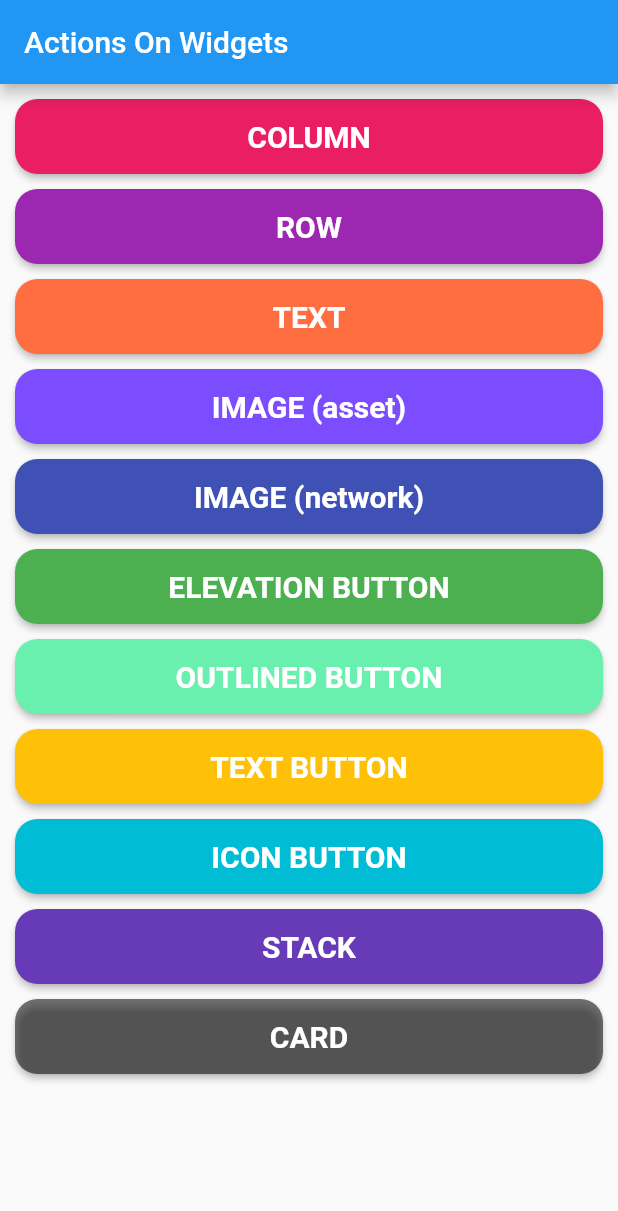
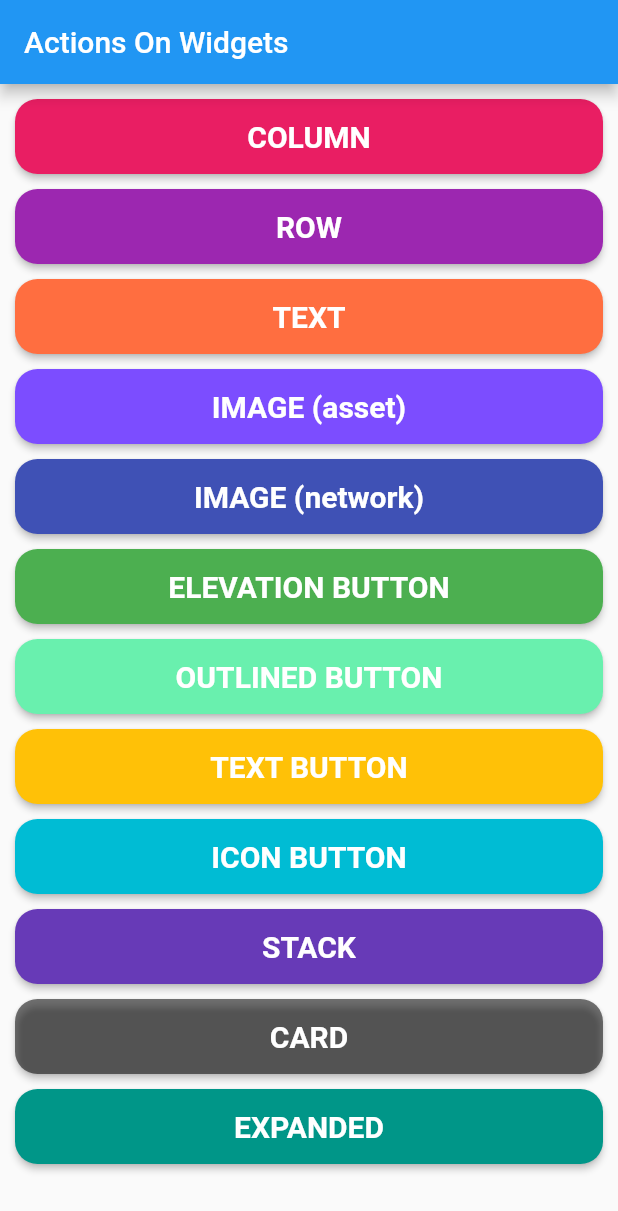
Before and after one commit to xurshidd977977/widget_gallery, a Flutter app: the screen it shows after launch, on a phone screen of 412 x 824 dp. Shown: the top 1211 px of the screen. Run offline on Flutter 3.47's test engine with Material 2 defaults, Android fonts, the phone set to English and light mode, and no system bars.

Commit message:
add expanded widget

```diff
--- a/lib/homePage.dart
+++ b/lib/homePage.dart
@@ -2,6 +2,7 @@ import 'package:flutter/material.dart';
 import 'package:widget_gallery/widgets_screen/card.dart';
 import 'package:widget_gallery/widgets_screen/column.dart';
 import 'package:widget_gallery/widgets_screen/elevationButton.dart';
+import 'package:widget_gallery/widgets_screen/expanded.dart';
 import 'package:widget_gallery/widgets_screen/iconButton.dart';
 import 'package:widget_gallery/widgets_screen/image.dart';
 import 'package:widget_gallery/widgets_screen/outlinedButton.dart';
@@ -208,15 +209,16 @@ class HomePage extends StatelessWidget {
                 height: 50,
                 child: ElevatedButton(
                   onPressed: () {
-                    Navigator.push(context, MaterialPageRoute(builder: (context) => StackPage()));
+                    Navigator.push(context,
+                        MaterialPageRoute(builder: (context) => StackPage()));
                   },
                   style: ElevatedButton.styleFrom(
                       primary: Colors.deepPurple,
                       shape: RoundedRectangleBorder(
                         borderRadius: BorderRadius.circular(15),
                       ),
-                      textStyle:
-                          const TextStyle(fontSize: 20, fontWeight: FontWeight.bold)),
+                      textStyle: const TextStyle(
+                          fontSize: 20, fontWeight: FontWeight.bold)),
                   child: const Text("STACK"),
                 ),
               ),
@@ -226,16 +228,38 @@ class HomePage extends StatelessWidget {
                 height: 50,
                 child: ElevatedButton(
                   onPressed: () {
-                    Navigator.push(context, MaterialPageRoute(builder: (context) => CardPage()));
+                    Navigator.push(context,
+                        MaterialPageRoute(builder: (context) => CardPage()));
                   },
                   style: ElevatedButton.styleFrom(
                       primary: Colors.black54,
                       shape: RoundedRectangleBorder(
                         borderRadius: BorderRadius.circular(15),
                       ),
-                      textStyle:
-                      const TextStyle(fontSize: 20, fontWeight: FontWeight.bold)),
+                      textStyle: const TextStyle(
+                          fontSize: 20, fontWeight: FontWeight.bold)),
                   child: const Text("CARD"),
+                ),
+              ),
+              const SizedBox(height: 10),
+              SizedBox(
+                width: 400,
+                height: 50,
+                child: ElevatedButton(
+                  onPressed: () {
+                    Navigator.push(
+                        context,
+                        MaterialPageRoute(
+                            builder: (context) => ExpandedPage()));
+                  },
+                  style: ElevatedButton.styleFrom(
+                      primary: Colors.teal,
+                      shape: RoundedRectangleBorder(
+                        borderRadius: BorderRadius.circular(15),
+                      ),
+                      textStyle: const TextStyle(
+                          fontSize: 20, fontWeight: FontWeight.bold)),
+                  child: const Text("EXPANDED"),
                 ),
               ),
             ]),
```
Also changed, not shown: lib/widgets_screen/expanded.dart (added, +29 -0 lines).
